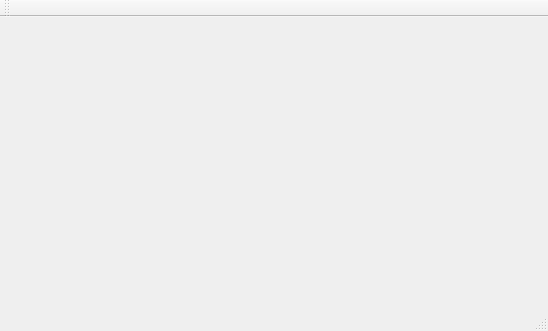
Before: the Qt Designer form Hunan_Khachatryan/XMLParser/mainwindow.ui in Galateyta/ITC-10, drawn with Qt 5.
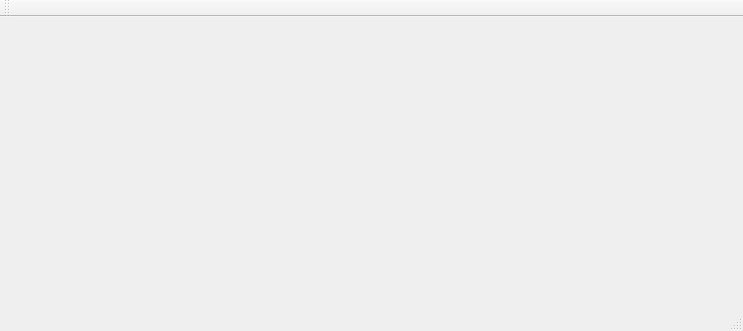
After: the same form once the commit is applied.

Patch:
```diff
--- a/Hunan_Khachatryan/XMLParser/mainwindow.ui
+++ b/Hunan_Khachatryan/XMLParser/mainwindow.ui
@@ -6,7 +6,7 @@
    <rect>
     <x>0</x>
     <y>0</y>
-    <width>548</width>
+    <width>743</width>
     <height>331</height>
    </rect>
   </property>
```
Left out of the diff: 2 changed lines with no effect on the pictures.
